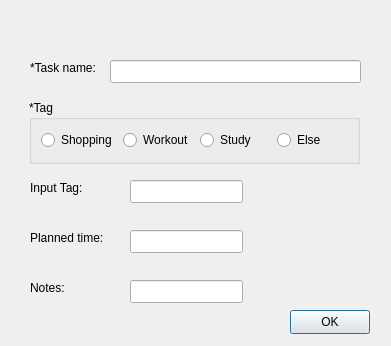
Old version of the form qt_proj/Add_Schedule.ui in the repository HappyFern666/QT-project.
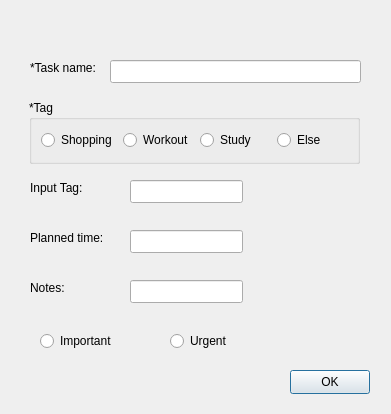
New version of the form.

What changed in the file:
```diff
--- a/qt_proj/Add_Schedule.ui
+++ b/qt_proj/Add_Schedule.ui
@@ -7,7 +7,7 @@
     <x>0</x>
     <y>0</y>
     <width>391</width>
-    <height>346</height>
+    <height>414</height>
    </rect>
   </property>
   <property name="windowTitle">
@@ -83,7 +83,7 @@
    <property name="geometry">
     <rect>
      <x>290</x>
-     <y>310</y>
+     <y>370</y>
      <width>80</width>
      <height>24</height>
     </rect>
@@ -161,6 +161,32 @@
     <string>Notes:</string>
    </property>
   </widget>
+  <widget class="QRadioButton" name="radioButton_5">
+   <property name="geometry">
+    <rect>
+     <x>40</x>
+     <y>330</y>
+     <width>97</width>
+     <height>22</height>
+    </rect>
+   </property>
+   <property name="text">
+    <string>Important</string>
+   </property>
+  </widget>
+  <widget class="QRadioButton" name="radioButton_6">
+   <property name="geometry">
+    <rect>
+     <x>170</x>
+     <y>330</y>
+     <width>97</width>
+     <height>22</height>
+    </rect>
+   </property>
+   <property name="text">
+    <string>Urgent</string>
+   </property>
+  </widget>
  </widget>
  <resources/>
  <connections/>
```
